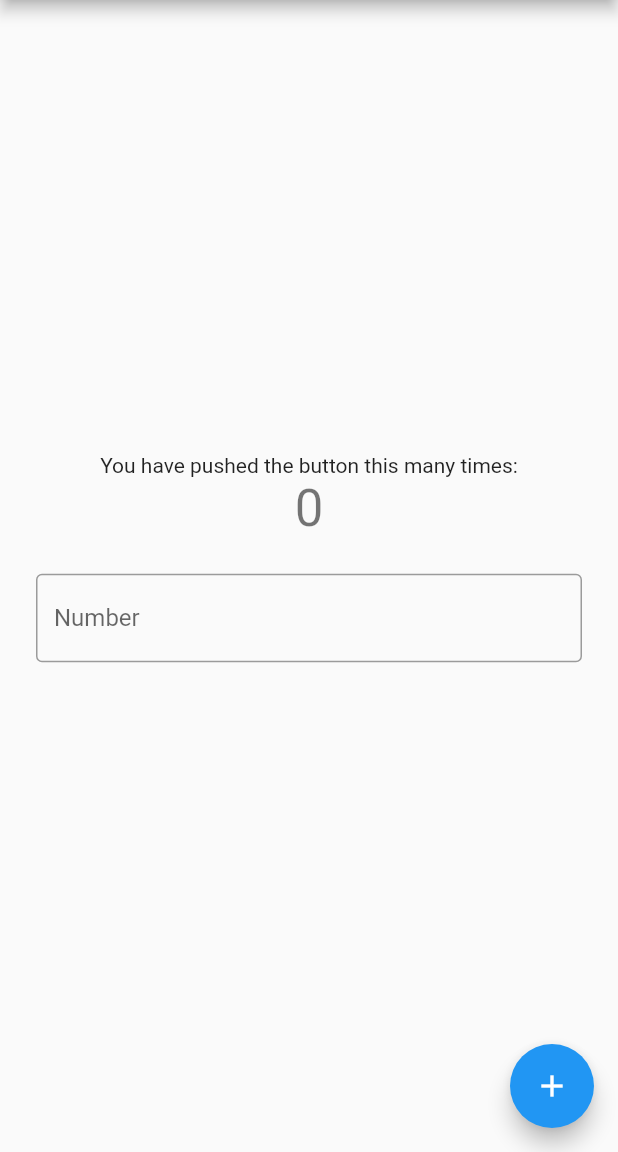
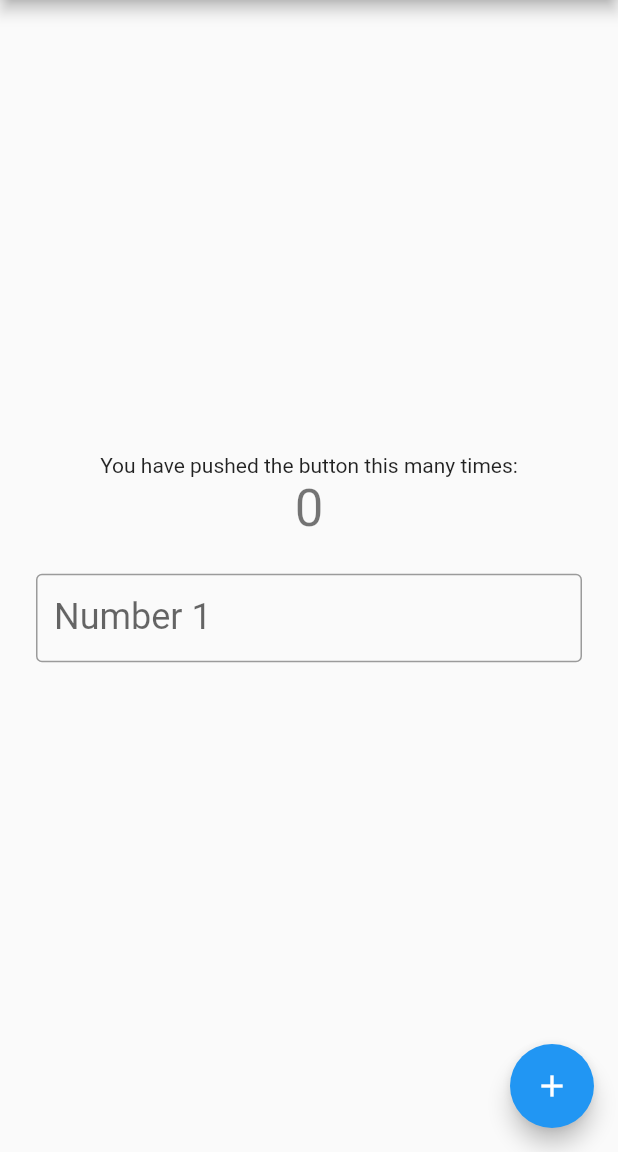
Before and after one commit to CodePhilanthropist/Statistics-Calculator, a Flutter app: the screen it shows after launch, on a phone screen of 412 x 824 dp, the part 84-1236 px from its top. Run offline on Flutter 3.47's test engine with Material 2 defaults, Android fonts, the phone set to English and light mode, and no system bars.

```diff
--- a/lib/main.dart
+++ b/lib/main.dart
@@ -29,6 +29,9 @@ class MyHomePage extends StatefulWidget {
 
 class _MyHomePageState extends State<MyHomePage> {
   int _counter = 0;
+  List<int> nums = [];
+
+  void _storeData() {}
 
   void _incrementCounter() {
     setState(() {
@@ -60,7 +63,8 @@ class _MyHomePageState extends State<MyHomePage> {
                   child: TextField(
                     decoration: InputDecoration(
                       hintText: "Enter data",
-                      labelText: "Number",
+                      labelText: "Number ${_counter + 1}",
+                      labelStyle: TextStyle(fontSize: 24),
                       border: OutlineInputBorder(),
                     ),
                     keyboardType: TextInputType.number,
```
